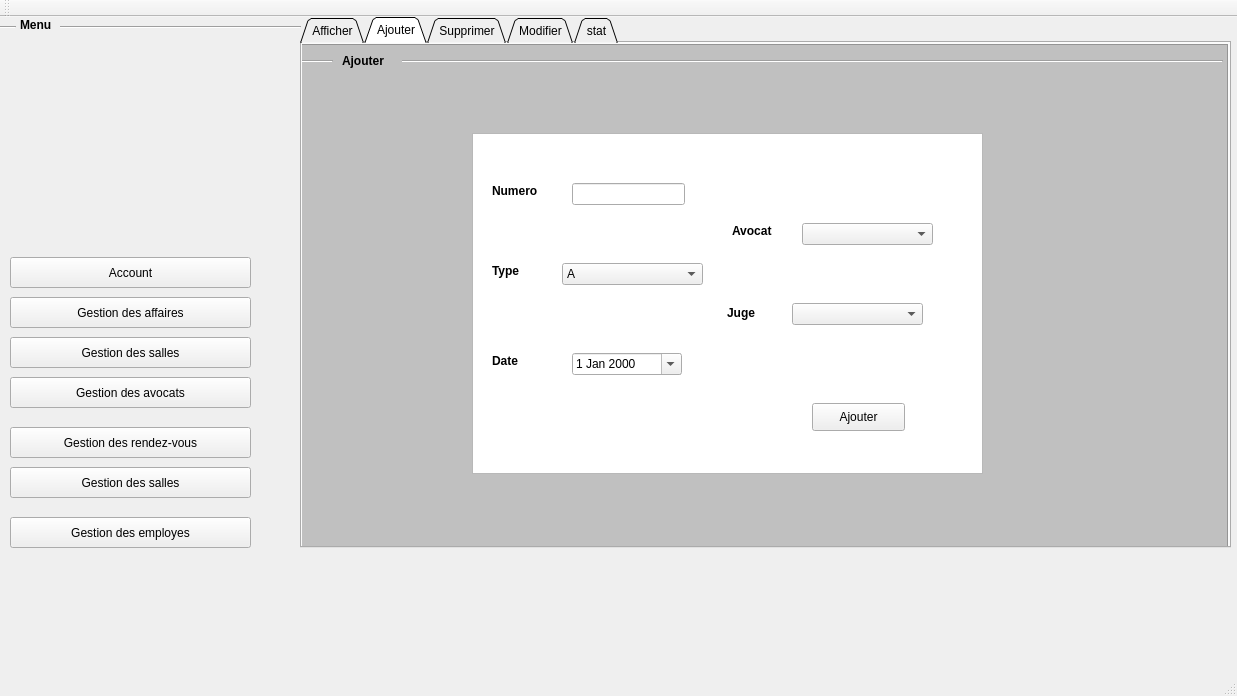
Old version of the form mainwindow.ui in the repository haithem000/Smart_Court_2A39.
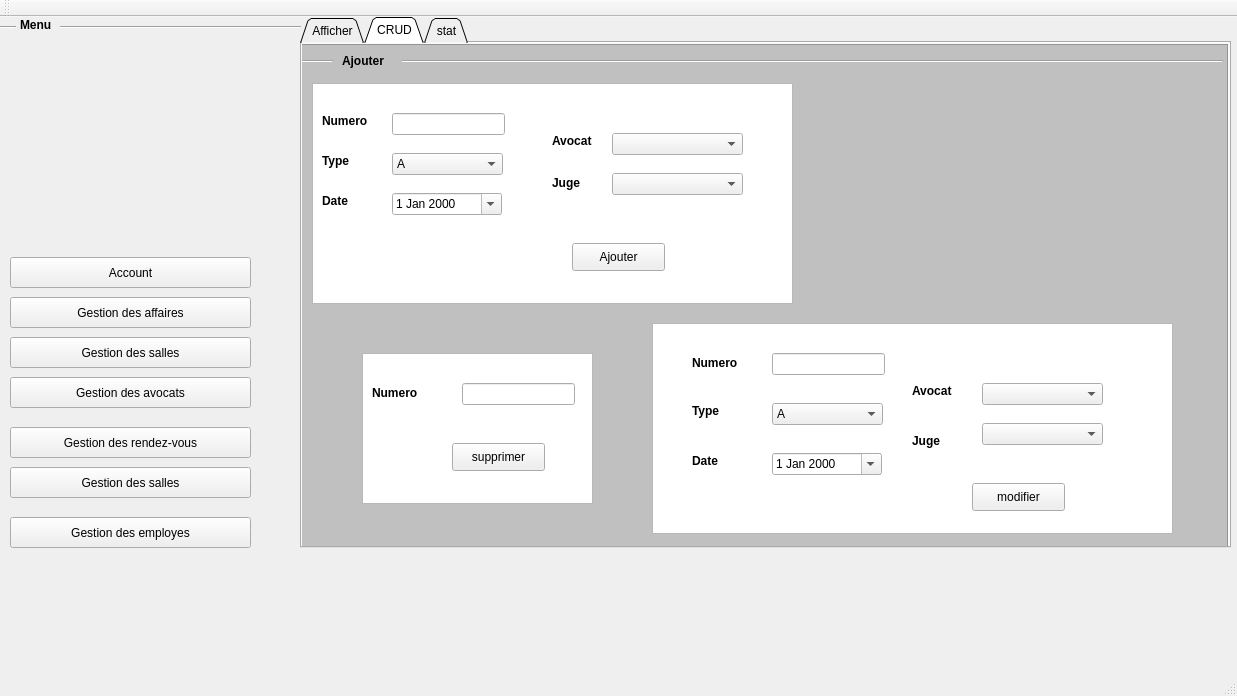
New version of the form. The open tabs and pages were chosen to show the change. Icons and pictures are not drawn.

```diff
--- a/mainwindow.ui
+++ b/mainwindow.ui
@@ -212,7 +212,7 @@
     </widget>
     <widget class="QWidget" name="tab_2">
      <attribute name="title">
-      <string>Ajouter</string>
+      <string>CRUD</string>
      </attribute>
      <widget class="QTextBrowser" name="textBrowser_5">
       <property name="geometry">
@@ -274,8 +274,8 @@
      <widget class="QLineEdit" name="le_NUMAFF">
       <property name="geometry">
        <rect>
-        <x>270</x>
-        <y>140</y>
+        <x>90</x>
+        <y>70</y>
         <width>113</width>
         <height>22</height>
        </rect>
@@ -284,18 +284,18 @@
      <widget class="QTextBrowser" name="textBrowser_9">
       <property name="geometry">
        <rect>
-        <x>170</x>
-        <y>90</y>
-        <width>511</width>
-        <height>341</height>
+        <x>10</x>
+        <y>40</y>
+        <width>481</width>
+        <height>221</height>
        </rect>
       </property>
      </widget>
      <widget class="QLabel" name="label">
       <property name="geometry">
        <rect>
-        <x>190</x>
-        <y>140</y>
+        <x>20</x>
+        <y>70</y>
         <width>56</width>
         <height>16</height>
        </rect>
@@ -307,8 +307,8 @@
      <widget class="QPushButton" name="pb_ajouter">
       <property name="geometry">
        <rect>
-        <x>510</x>
-        <y>360</y>
+        <x>270</x>
+        <y>200</y>
         <width>93</width>
         <height>28</height>
        </rect>
@@ -320,8 +320,8 @@
      <widget class="QLabel" name="label_2">
       <property name="geometry">
        <rect>
-        <x>190</x>
-        <y>220</y>
+        <x>20</x>
+        <y>110</y>
         <width>56</width>
         <height>16</height>
        </rect>
@@ -333,8 +333,8 @@
      <widget class="QLabel" name="label_3">
       <property name="geometry">
        <rect>
-        <x>190</x>
-        <y>310</y>
+        <x>20</x>
+        <y>150</y>
         <width>51</width>
         <height>16</height>
        </rect>
@@ -346,8 +346,8 @@
      <widget class="QLabel" name="label_19">
       <property name="geometry">
        <rect>
-        <x>430</x>
-        <y>180</y>
+        <x>250</x>
+        <y>90</y>
         <width>56</width>
         <height>16</height>
        </rect>
@@ -359,8 +359,8 @@
      <widget class="QLabel" name="label_20">
       <property name="geometry">
        <rect>
-        <x>425</x>
-        <y>260</y>
+        <x>250</x>
+        <y>130</y>
         <width>61</width>
         <height>20</height>
        </rect>
@@ -372,8 +372,8 @@
      <widget class="QDateEdit" name="le_DATEAFF">
       <property name="geometry">
        <rect>
-        <x>270</x>
-        <y>310</y>
+        <x>90</x>
+        <y>150</y>
         <width>110</width>
         <height>22</height>
        </rect>
@@ -385,9 +385,9 @@
      <widget class="QComboBox" name="le_TYPEAFF">
       <property name="geometry">
        <rect>
-        <x>260</x>
-        <y>220</y>
-        <width>141</width>
+        <x>90</x>
+        <y>110</y>
+        <width>111</width>
         <height>22</height>
        </rect>
       </property>
@@ -410,8 +410,8 @@
      <widget class="QComboBox" name="l_AVOCAT">
       <property name="geometry">
        <rect>
-        <x>500</x>
-        <y>180</y>
+        <x>310</x>
+        <y>90</y>
         <width>131</width>
         <height>22</height>
        </rect>
@@ -420,13 +420,215 @@
      <widget class="QComboBox" name="le_JUGERES">
       <property name="geometry">
        <rect>
-        <x>490</x>
-        <y>260</y>
+        <x>310</x>
+        <y>130</y>
         <width>131</width>
         <height>22</height>
        </rect>
       </property>
      </widget>
+     <widget class="QTableWidget" name="tab_mod">
+      <property name="geometry">
+       <rect>
+        <x>350</x>
+        <y>280</y>
+        <width>521</width>
+        <height>211</height>
+       </rect>
+      </property>
+     </widget>
+     <widget class="QLineEdit" name="mod_NUMAFF">
+      <property name="geometry">
+       <rect>
+        <x>470</x>
+        <y>310</y>
+        <width>113</width>
+        <height>22</height>
+       </rect>
+      </property>
+     </widget>
+     <widget class="QComboBox" name="mod_TYPEAFF">
+      <property name="geometry">
+       <rect>
+        <x>470</x>
+        <y>360</y>
+        <width>111</width>
+        <height>22</height>
+       </rect>
+      </property>
+      <item>
+       <property name="text">
+        <string>A</string>
+       </property>
+      </item>
+      <item>
+       <property name="text">
+        <string>B</string>
+       </property>
+      </item>
+      <item>
+       <property name="text">
+        <string>C</string>
+       </property>
+      </item>
+     </widget>
+     <widget class="QDateEdit" name="mod_DATEAFF">
+      <property name="geometry">
+       <rect>
+        <x>470</x>
+        <y>410</y>
+        <width>110</width>
+        <height>22</height>
+       </rect>
+      </property>
+      <property name="calendarPopup">
+       <bool>true</bool>
+      </property>
+     </widget>
+     <widget class="QComboBox" name="mod_AVOCAT">
+      <property name="geometry">
+       <rect>
+        <x>680</x>
+        <y>340</y>
+        <width>121</width>
+        <height>22</height>
+       </rect>
+      </property>
+     </widget>
+     <widget class="QLabel" name="label_15">
+      <property name="geometry">
+       <rect>
+        <x>390</x>
+        <y>310</y>
+        <width>71</width>
+        <height>21</height>
+       </rect>
+      </property>
+      <property name="text">
+       <string>&lt;html&gt;&lt;head/&gt;&lt;body&gt;&lt;p&gt;&lt;span style=&quot; font-weight:600;&quot;&gt;Numero&lt;/span&gt;&lt;/p&gt;&lt;/body&gt;&lt;/html&gt;</string>
+      </property>
+     </widget>
+     <widget class="QLabel" name="label_17">
+      <property name="geometry">
+       <rect>
+        <x>390</x>
+        <y>360</y>
+        <width>56</width>
+        <height>16</height>
+       </rect>
+      </property>
+      <property name="text">
+       <string>&lt;html&gt;&lt;head/&gt;&lt;body&gt;&lt;p&gt;&lt;span style=&quot; font-weight:600;&quot;&gt;Type&lt;/span&gt;&lt;/p&gt;&lt;/body&gt;&lt;/html&gt;</string>
+      </property>
+     </widget>
+     <widget class="QLabel" name="label_18">
+      <property name="geometry">
+       <rect>
+        <x>390</x>
+        <y>410</y>
+        <width>51</width>
+        <height>16</height>
+       </rect>
+      </property>
+      <property name="text">
+       <string>&lt;html&gt;&lt;head/&gt;&lt;body&gt;&lt;p&gt;&lt;span style=&quot; font-weight:600;&quot;&gt;Date&lt;/span&gt;&lt;/p&gt;&lt;/body&gt;&lt;/html&gt;</string>
+      </property>
+     </widget>
+     <widget class="QLabel" name="label_21">
+      <property name="geometry">
+       <rect>
+        <x>610</x>
+        <y>340</y>
+        <width>56</width>
+        <height>16</height>
+       </rect>
+      </property>
+      <property name="text">
+       <string>&lt;html&gt;&lt;head/&gt;&lt;body&gt;&lt;p&gt;&lt;span style=&quot; font-weight:600;&quot;&gt;Avocat&lt;/span&gt;&lt;/p&gt;&lt;/body&gt;&lt;/html&gt;</string>
+      </property>
+     </widget>
+     <widget class="QLabel" name="label_22">
+      <property name="geometry">
+       <rect>
+        <x>610</x>
+        <y>390</y>
+        <width>56</width>
+        <height>16</height>
+       </rect>
+      </property>
+      <property name="text">
+       <string>&lt;html&gt;&lt;head/&gt;&lt;body&gt;&lt;p&gt;&lt;span style=&quot; font-weight:600;&quot;&gt;Juge&lt;/span&gt;&lt;/p&gt;&lt;/body&gt;&lt;/html&gt;</string>
+      </property>
+     </widget>
+     <widget class="QComboBox" name="mod_JUGERES">
+      <property name="geometry">
+       <rect>
+        <x>680</x>
+        <y>380</y>
+        <width>121</width>
+        <height>22</height>
+       </rect>
+      </property>
+     </widget>
+     <widget class="QPushButton" name="pb_modifier">
+      <property name="geometry">
+       <rect>
+        <x>670</x>
+        <y>440</y>
+        <width>93</width>
+        <height>28</height>
+       </rect>
+      </property>
+      <property name="text">
+       <string>modifier</string>
+      </property>
+     </widget>
+     <widget class="QTextBrowser" name="textBrowser">
+      <property name="geometry">
+       <rect>
+        <x>60</x>
+        <y>310</y>
+        <width>231</width>
+        <height>151</height>
+       </rect>
+      </property>
+     </widget>
+     <widget class="QLineEdit" name="num_supprimer">
+      <property name="geometry">
+       <rect>
+        <x>160</x>
+        <y>340</y>
+        <width>113</width>
+        <height>22</height>
+       </rect>
+      </property>
+     </widget>
+     <widget class="QLabel" name="label_23">
+      <property name="geometry">
+       <rect>
+        <x>70</x>
+        <y>340</y>
+        <width>71</width>
+        <height>21</height>
+       </rect>
+      </property>
+      <property name="text">
+       <string>&lt;html&gt;&lt;head/&gt;&lt;body&gt;&lt;p&gt;&lt;span style=&quot; font-weight:600;&quot;&gt;Numero&lt;/span&gt;&lt;/p&gt;&lt;/body&gt;&lt;/html&gt;</string>
+      </property>
+     </widget>
+     <widget class="QPushButton" name="pb_supprimer">
+      <property name="geometry">
+       <rect>
+        <x>150</x>
+        <y>400</y>
+        <width>93</width>
+        <height>28</height>
+       </rect>
+      </property>
+      <property name="text">
+       <string>supprimer</string>
+      </property>
+     </widget>
      <zorder>textBrowser_5</zorder>
      <zorder>line_13</zorder>
      <zorder>label_25</zorder>
@@ -443,340 +645,23 @@
      <zorder>le_TYPEAFF</zorder>
      <zorder>l_AVOCAT</zorder>
      <zorder>le_JUGERES</zorder>
-    </widget>
-    <widget class="QWidget" name="tab_3">
-     <attribute name="title">
-      <string>Supprimer</string>
-     </attribute>
-     <widget class="QTextBrowser" name="textBrowser_6">
-      <property name="geometry">
-       <rect>
-        <x>0</x>
-        <y>0</y>
-        <width>931</width>
-        <height>521</height>
-       </rect>
-      </property>
-      <property name="styleSheet">
-       <string notr="true">QWidget
-{
-    color: #b1b1b1;
-    background-color: #C0C0C0;
-}
-</string>
-      </property>
-     </widget>
-     <widget class="QLineEdit" name="num_supprimer">
-      <property name="geometry">
-       <rect>
-        <x>310</x>
-        <y>220</y>
-        <width>191</width>
-        <height>22</height>
-       </rect>
-      </property>
-     </widget>
-     <widget class="QPushButton" name="pb_supprimer">
-      <property name="geometry">
-       <rect>
-        <x>510</x>
-        <y>280</y>
-        <width>93</width>
-        <height>28</height>
-       </rect>
-      </property>
-      <property name="text">
-       <string>supprimer</string>
-      </property>
-     </widget>
-     <widget class="QTextBrowser" name="textBrowser_8">
-      <property name="geometry">
-       <rect>
-        <x>170</x>
-        <y>130</y>
-        <width>511</width>
-        <height>221</height>
-       </rect>
-      </property>
-     </widget>
-     <widget class="QLabel" name="label_23">
-      <property name="geometry">
-       <rect>
-        <x>220</x>
-        <y>220</y>
-        <width>71</width>
-        <height>21</height>
-       </rect>
-      </property>
-      <property name="text">
-       <string>&lt;html&gt;&lt;head/&gt;&lt;body&gt;&lt;p&gt;&lt;span style=&quot; font-weight:600;&quot;&gt;Numero&lt;/span&gt;&lt;/p&gt;&lt;/body&gt;&lt;/html&gt;</string>
-      </property>
-     </widget>
-     <widget class="Line" name="line_11">
-      <property name="geometry">
-       <rect>
-        <x>130</x>
-        <y>10</y>
-        <width>791</width>
-        <height>16</height>
-       </rect>
-      </property>
-      <property name="orientation">
-       <enum>Qt::Horizontal</enum>
-      </property>
-     </widget>
-     <widget class="QLabel" name="label_24">
-      <property name="geometry">
-       <rect>
-        <x>50</x>
-        <y>10</y>
-        <width>71</width>
-        <height>16</height>
-       </rect>
-      </property>
-      <property name="text">
-       <string>&lt;html&gt;&lt;head/&gt;&lt;body&gt;&lt;p&gt;&lt;span style=&quot; font-weight:600;&quot;&gt;Supprimer&lt;/span&gt;&lt;/p&gt;&lt;/body&gt;&lt;/html&gt;</string>
-      </property>
-     </widget>
-     <widget class="Line" name="line_12">
-      <property name="geometry">
-       <rect>
-        <x>0</x>
-        <y>10</y>
-        <width>41</width>
-        <height>16</height>
-       </rect>
-      </property>
-      <property name="orientation">
-       <enum>Qt::Horizontal</enum>
-      </property>
-     </widget>
-     <zorder>textBrowser_6</zorder>
-     <zorder>textBrowser_8</zorder>
+     <zorder>tab_mod</zorder>
+     <zorder>mod_NUMAFF</zorder>
+     <zorder>mod_TYPEAFF</zorder>
+     <zorder>mod_DATEAFF</zorder>
+     <zorder>mod_AVOCAT</zorder>
+     <zorder>label_15</zorder>
+     <zorder>label_17</zorder>
+     <zorder>label_18</zorder>
+     <zorder>label_21</zorder>
+     <zorder>label_22</zorder>
+     <zorder>mod_JUGERES</zorder>
+     <zorder>pb_modifier</zorder>
+     <zorder>textBrowser</zorder>
      <zorder>num_supprimer</zorder>
      <zorder>pb_supprimer</zorder>
      <zorder>label_23</zorder>
-     <zorder>line_11</zorder>
-     <zorder>label_24</zorder>
-     <zorder>line_12</zorder>
-    </widget>
-    <widget class="QWidget" name="tab_4">
-     <attribute name="title">
-      <string>Modifier</string>
-     </attribute>
-     <widget class="QTextBrowser" name="textBrowser_7">
-      <property name="geometry">
-       <rect>
-        <x>0</x>
-        <y>0</y>
-        <width>931</width>
-        <height>521</height>
-       </rect>
-      </property>
-      <property name="styleSheet">
-       <string notr="true">QWidget
-{
-    color: #b1b1b1;
-    background-color: #C0C0C0;
-}
-</string>
-      </property>
-     </widget>
-     <widget class="QTableWidget" name="tab_mod">
-      <property name="geometry">
-       <rect>
-        <x>150</x>
-        <y>140</y>
-        <width>611</width>
-        <height>251</height>
-       </rect>
-      </property>
-     </widget>
-     <widget class="QLineEdit" name="mod_NUMAFF">
-      <property name="geometry">
-       <rect>
-        <x>270</x>
-        <y>180</y>
-        <width>113</width>
-        <height>22</height>
-       </rect>
-      </property>
-     </widget>
-     <widget class="QLabel" name="label_15">
-      <property name="geometry">
-       <rect>
-        <x>190</x>
-        <y>180</y>
-        <width>71</width>
-        <height>21</height>
-       </rect>
-      </property>
-      <property name="text">
-       <string>&lt;html&gt;&lt;head/&gt;&lt;body&gt;&lt;p&gt;&lt;span style=&quot; font-weight:600;&quot;&gt;Numero&lt;/span&gt;&lt;/p&gt;&lt;/body&gt;&lt;/html&gt;</string>
-      </property>
-     </widget>
-     <widget class="QLabel" name="label_17">
-      <property name="geometry">
-       <rect>
-        <x>190</x>
-        <y>240</y>
-        <width>56</width>
-        <height>16</height>
-       </rect>
-      </property>
-      <property name="text">
-       <string>&lt;html&gt;&lt;head/&gt;&lt;body&gt;&lt;p&gt;&lt;span style=&quot; font-weight:600;&quot;&gt;Type&lt;/span&gt;&lt;/p&gt;&lt;/body&gt;&lt;/html&gt;</string>
-      </property>
-     </widget>
-     <widget class="QLabel" name="label_18">
-      <property name="geometry">
-       <rect>
-        <x>190</x>
-        <y>290</y>
-        <width>51</width>
-        <height>16</height>
-       </rect>
-      </property>
-      <property name="text">
-       <string>&lt;html&gt;&lt;head/&gt;&lt;body&gt;&lt;p&gt;&lt;span style=&quot; font-weight:600;&quot;&gt;Date&lt;/span&gt;&lt;/p&gt;&lt;/body&gt;&lt;/html&gt;</string>
-      </property>
-     </widget>
-     <widget class="QLabel" name="label_21">
-      <property name="geometry">
-       <rect>
-        <x>420</x>
-        <y>210</y>
-        <width>56</width>
-        <height>16</height>
-       </rect>
-      </property>
-      <property name="text">
-       <string>&lt;html&gt;&lt;head/&gt;&lt;body&gt;&lt;p&gt;&lt;span style=&quot; font-weight:600;&quot;&gt;Avocat&lt;/span&gt;&lt;/p&gt;&lt;/body&gt;&lt;/html&gt;</string>
-      </property>
-     </widget>
-     <widget class="QLabel" name="label_22">
-      <property name="geometry">
-       <rect>
-        <x>420</x>
-        <y>270</y>
-        <width>56</width>
-        <height>16</height>
-       </rect>
-      </property>
-      <property name="text">
-       <string>&lt;html&gt;&lt;head/&gt;&lt;body&gt;&lt;p&gt;&lt;span style=&quot; font-weight:600;&quot;&gt;Juge&lt;/span&gt;&lt;/p&gt;&lt;/body&gt;&lt;/html&gt;</string>
-      </property>
-     </widget>
-     <widget class="QPushButton" name="pb_modifier">
-      <property name="geometry">
-       <rect>
-        <x>640</x>
-        <y>330</y>
-        <width>93</width>
-        <height>28</height>
-       </rect>
-      </property>
-      <property name="text">
-       <string>modifier</string>
-      </property>
-     </widget>
-     <widget class="Line" name="line_8">
-      <property name="geometry">
-       <rect>
-        <x>0</x>
-        <y>10</y>
-        <width>41</width>
-        <height>16</height>
-       </rect>
-      </property>
-      <property name="orientation">
-       <enum>Qt::Horizontal</enum>
-      </property>
-     </widget>
-     <widget class="QLabel" name="label_14">
-      <property name="geometry">
-       <rect>
-        <x>50</x>
-        <y>10</y>
-        <width>61</width>
-        <height>16</height>
-       </rect>
-      </property>
-      <property name="text">
-       <string>&lt;html&gt;&lt;head/&gt;&lt;body&gt;&lt;p&gt;&lt;span style=&quot; font-weight:600;&quot;&gt;Modifier&lt;/span&gt;&lt;/p&gt;&lt;/body&gt;&lt;/html&gt;</string>
-      </property>
-     </widget>
-     <widget class="Line" name="line_7">
-      <property name="geometry">
-       <rect>
-        <x>110</x>
-        <y>10</y>
-        <width>811</width>
-        <height>20</height>
-       </rect>
-      </property>
-      <property name="orientation">
-       <enum>Qt::Horizontal</enum>
-      </property>
-     </widget>
-     <widget class="QDateEdit" name="mod_DATEAFF">
-      <property name="geometry">
-       <rect>
-        <x>270</x>
-        <y>290</y>
-        <width>110</width>
-        <height>22</height>
-       </rect>
-      </property>
-      <property name="calendarPopup">
-       <bool>true</bool>
-      </property>
-     </widget>
-     <widget class="QComboBox" name="mod_TYPEAFF">
-      <property name="geometry">
-       <rect>
-        <x>250</x>
-        <y>240</y>
-        <width>141</width>
-        <height>22</height>
-       </rect>
-      </property>
-      <item>
-       <property name="text">
-        <string>A</string>
-       </property>
-      </item>
-      <item>
-       <property name="text">
-        <string>B</string>
-       </property>
-      </item>
-      <item>
-       <property name="text">
-        <string>C</string>
-       </property>
-      </item>
-     </widget>
-     <widget class="QComboBox" name="mod_AVOCAT">
-      <property name="geometry">
-       <rect>
-        <x>500</x>
-        <y>210</y>
-        <width>121</width>
-        <height>22</height>
-       </rect>
-      </property>
-     </widget>
-     <widget class="QComboBox" name="mod_JUGERES">
-      <property name="geometry">
-       <rect>
-        <x>500</x>
-        <y>260</y>
-        <width>121</width>
-        <height>22</height>
-       </rect>
-      </property>
-     </widget>
+     <zorder>pb_supprimer</zorder>
     </widget>
     <widget class="QWidget" name="tab_5">
      <attribute name="title">
```
Left out of the diff: 92 changed lines with no effect on the pictures.
